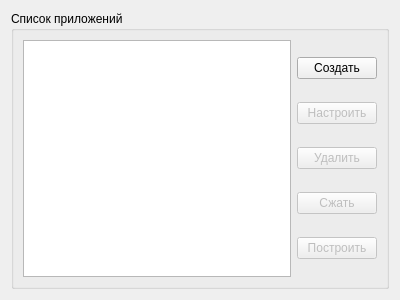
This is manager/appsform.ui in TheMrButcher/gamebase_manager as Qt 5 draws it before an edit. The edited form follows.
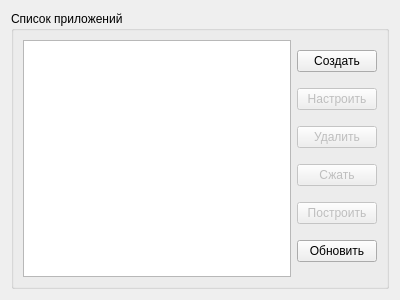
This is the edited form.

Diff of the .ui file:
```diff
--- a/manager/appsform.ui
+++ b/manager/appsform.ui
@@ -85,6 +85,13 @@
           </property>
          </widget>
         </item>
+        <item>
+         <widget class="QPushButton" name="updateButton">
+          <property name="text">
+           <string>Обновить</string>
+          </property>
+         </widget>
+        </item>
        </layout>
       </item>
      </layout>
```
Left out of the diff: 6 changed lines with no effect on the pictures.
